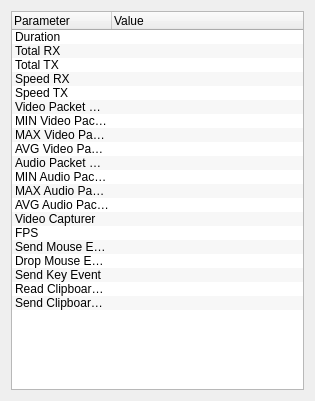
This is source/client/ui/statistics_dialog.ui in dchapyshev/aspia as Qt 5 draws it before an edit. The edited form follows.
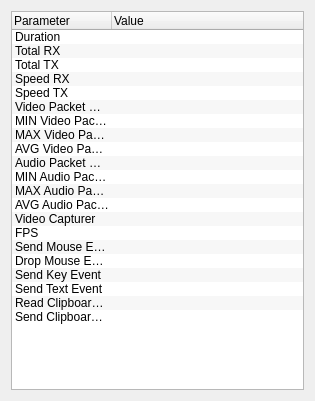
This is the edited form.

Commit message: Added TextEvent to statistics.

```diff
--- a/source/client/ui/statistics_dialog.ui
+++ b/source/client/ui/statistics_dialog.ui
@@ -131,6 +131,11 @@
        <string notr="true">Send Key Event</string>
       </property>
      </item>
+     <item>
+      <property name="text">
+       <string notr="true">Send Text Event</string>
+      </property>
+     </item>
      <item>
       <property name="text">
        <string notr="true">Read Clipboard Event</string>
```
The commit also changes 3 other files.
